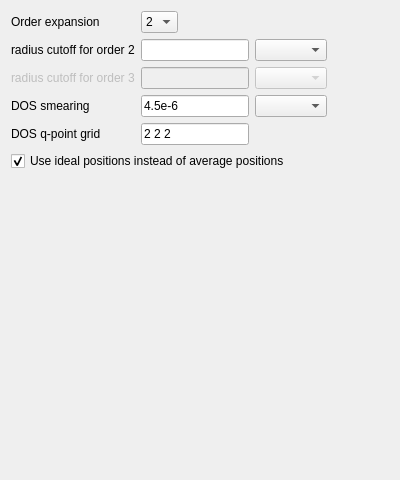
The window that qtdep/qtdepoptions.ui (piti-diablotin/qAgate) describes before a commit, drawn with Qt 5.
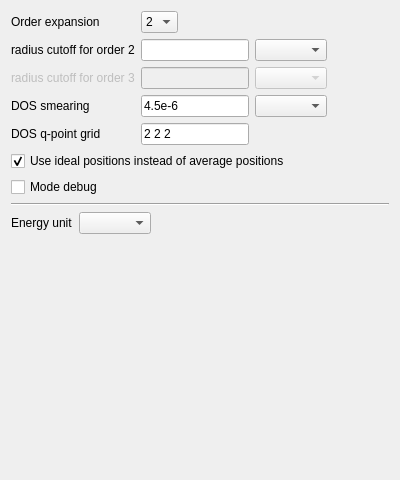
The same window after the commit. Custom widgets are drawn as their Qt base class.

The edit to the form file:
```diff
--- a/qtdep/qtdepoptions.ui
+++ b/qtdep/qtdepoptions.ui
@@ -214,6 +214,93 @@
      </property>
     </widget>
    </item>
+   <item>
+    <widget class="QCheckBox" name="debug">
+     <property name="toolTip">
+      <string>Toogle debug mode</string>
+     </property>
+     <property name="statusTip">
+      <string>Toogle debug mode</string>
+     </property>
+     <property name="whatsThis">
+      <string>Toogle debug mode</string>
+     </property>
+     <property name="text">
+      <string>Mode debug</string>
+     </property>
+    </widget>
+   </item>
+   <item>
+    <widget class="Line" name="line">
+     <property name="orientation">
+      <enum>Qt::Horizontal</enum>
+     </property>
+    </widget>
+   </item>
+   <item>
+    <widget class="QWidget" name="widget" native="true">
+     <layout class="QFormLayout" name="formLayout_2">
+      <property name="leftMargin">
+       <number>0</number>
+      </property>
+      <property name="topMargin">
+       <number>0</number>
+      </property>
+      <property name="rightMargin">
+       <number>0</number>
+      </property>
+      <property name="bottomMargin">
+       <number>0</number>
+      </property>
+      <item row="0" column="0">
+       <widget class="QLabel" name="energyLabel">
+        <property name="toolTip">
+         <string>Unit for frequencies on the graph</string>
+        </property>
+        <property name="statusTip">
+         <string>Unit for frequencies on the graph</string>
+        </property>
+        <property name="whatsThis">
+         <string>Unit for frequencies on the graph</string>
+        </property>
+        <property name="text">
+         <string>Energy unit</string>
+        </property>
+       </widget>
+      </item>
+      <item row="0" column="1">
+       <layout class="QHBoxLayout" name="horizontalLayout_6">
+        <item>
+         <widget class="EnergyUnitCombo" name="energyUnit">
+          <property name="toolTip">
+           <string>Unit for frequencies on the graph</string>
+          </property>
+          <property name="statusTip">
+           <string>Unit for frequencies on the graph</string>
+          </property>
+          <property name="whatsThis">
+           <string>Unit for frequencies on the graph</string>
+          </property>
+         </widget>
+        </item>
+        <item>
+         <spacer name="horizontalSpacer_6">
+          <property name="orientation">
+           <enum>Qt::Horizontal</enum>
+          </property>
+          <property name="sizeHint" stdset="0">
+           <size>
+            <width>40</width>
+            <height>20</height>
+           </size>
+          </property>
+         </spacer>
+        </item>
+       </layout>
+      </item>
+     </layout>
+    </widget>
+   </item>
    <item>
     <spacer name="verticalSpacer">
      <property name="orientation">
```
Left out of the diff: 45 changed lines with no effect on the pictures.
